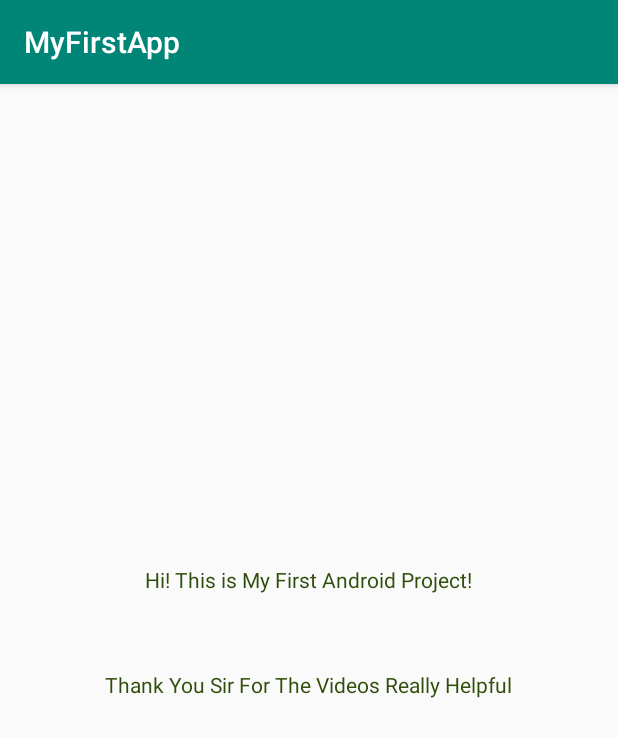
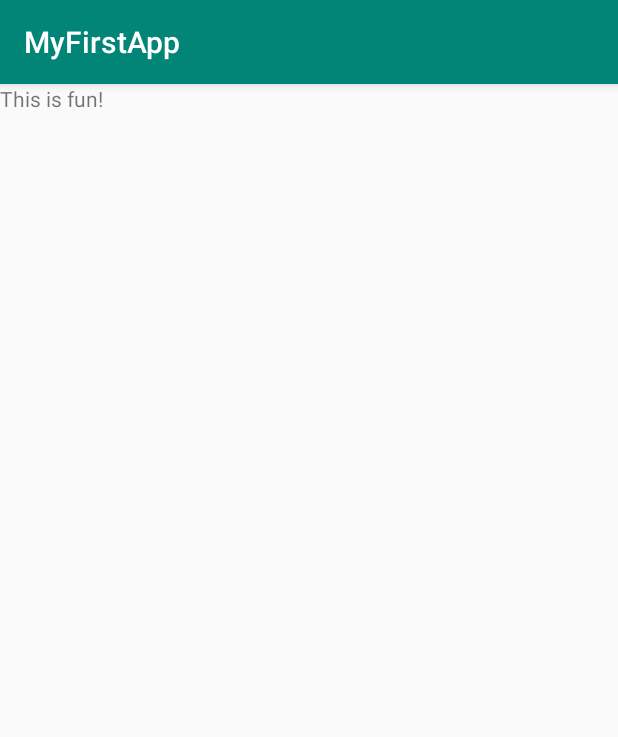
Before and after one commit to EdmondTANGOM/BluecrestMobileComputing, an Android app: the screen it shows after launch (MainActivity), on a phone screen of 412 x 824 dp. Shown: the top 737 px of the screen. Run offline under Robolectric (Android 15) with nearby library versions, the phone set to English and light mode, and no system bars.

Commit message:
Initial commit

```diff
--- a/app/src/main/res/layout/activity_main.xml
+++ b/app/src/main/res/layout/activity_main.xml
@@ -1,36 +1,15 @@
 <?xml version="1.0" encoding="utf-8"?>
-<androidx.constraintlayout.widget.ConstraintLayout xmlns:android="http://schemas.android.com/apk/res/android"
+<LinearLayout xmlns:android="http://schemas.android.com/apk/res/android"
     xmlns:app="http://schemas.android.com/apk/res-auto"
     xmlns:tools="http://schemas.android.com/tools"
     android:layout_width="match_parent"
     android:layout_height="match_parent"
-    tools:context=".MainActivity">
+    tools:context=".MainActivity" >
 
     <TextView
+        android:id="@+id/textView"
         android:layout_width="wrap_content"
         android:layout_height="wrap_content"
-        android:text="@string/hi_this_is_my_first_android_project"
-        android:textColor="#F8294904"
-        app:layout_constraintBottom_toBottomOf="parent"
-        app:layout_constraintEnd_toEndOf="parent"
-        app:layout_constraintHorizontal_bias="0.497"
-        app:layout_constraintLeft_toLeftOf="parent"
-        app:layout_constraintRight_toRightOf="parent"
-        app:layout_constraintStart_toStartOf="parent"
-        app:layout_constraintTop_toTopOf="parent"
-        app:layout_constraintVertical_bias="0.428" />
-
-    <TextView
-        android:layout_width="wrap_content"
-        android:layout_height="wrap_content"
-        android:text="@string/thank_you_sir_for_the_videos_really_helpful"
-        android:textColor="#F8294904"
-        app:layout_constraintBottom_toBottomOf="parent"
-        app:layout_constraintEnd_toEndOf="parent"
-        app:layout_constraintLeft_toLeftOf="parent"
-        app:layout_constraintRight_toRightOf="parent"
-        app:layout_constraintStart_toStartOf="parent"
-        app:layout_constraintTop_toTopOf="parent"
-        app:layout_constraintVertical_bias="0.522" />
-
-</androidx.constraintlayout.widget.ConstraintLayout>
+        android:layout_weight="1"
+        android:text="@string/TextContent" />
+</LinearLayout>
--- a/app/src/main/res/values/strings.xml
+++ b/app/src/main/res/values/strings.xml
@@ -2,4 +2,5 @@
     <string name="app_name">MyFirstApp</string>
     <string name="hi_this_is_my_first_android_project">Hi! This is My First Android Project!</string>
     <string name="thank_you_sir_for_the_videos_really_helpful">Thank You Sir For The Videos Really Helpful</string>
+    <string name="TextContent">This is fun!</string>
 </resources>
```
